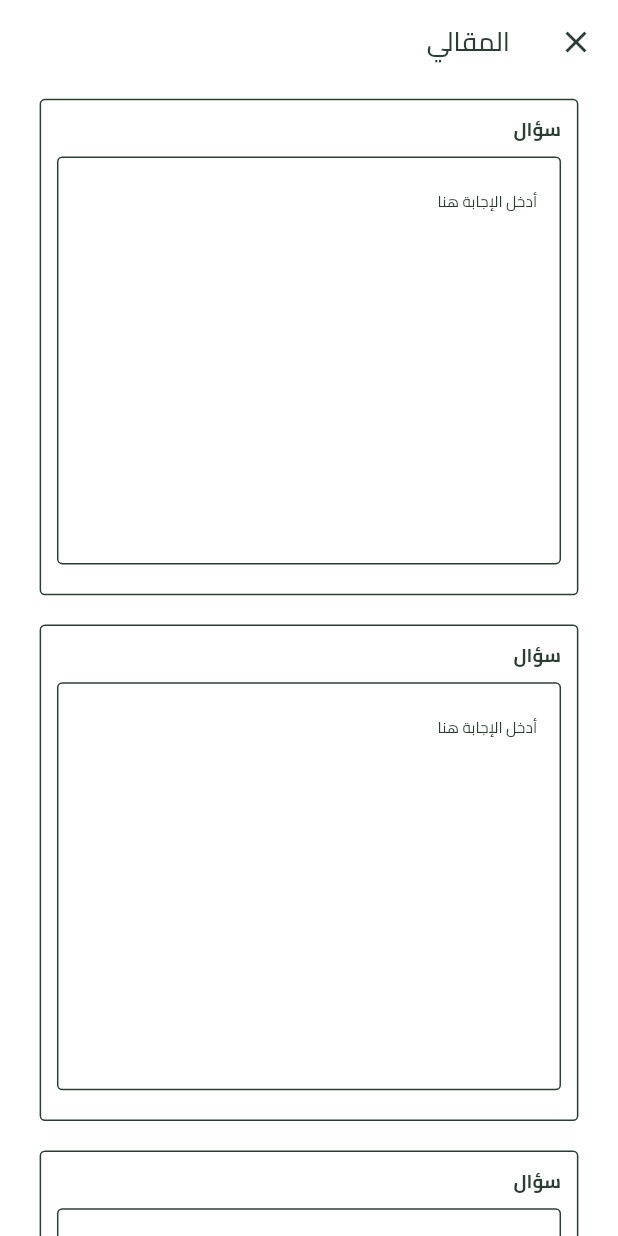
After one commit to MazenMomen/al_asas, a Flutter app: the screen it shows after launch, after a tap on the "close" icon, on a phone screen of 412 x 824 dp. The commit adds this screen. Run offline on Flutter 3.47's test engine with Material 3 defaults, Android fonts, the phone set to English and light mode, and no system bars; our stand-ins replace curved_navigation_bar, youtube_player_flutter.

Commit message:
edititng lecture tabs & finishing exam screens ui

```diff
--- a/lib/main.dart
+++ b/lib/main.dart
@@ -1,3 +1,5 @@
+import 'package:al_asas/screens/essay_exam_screen.dart';
+import 'package:al_asas/screens/mcq_exam_screen.dart';
 import 'package:al_asas/screens/learn_screen.dart';
 import 'package:al_asas/screens/login_screen.dart';
 import 'package:al_asas/screens/watch_lecture_screen.dart';
@@ -32,7 +34,7 @@ class MyApp extends StatelessWidget {
         colorScheme: ColorScheme.fromSeed(seedColor: const Color(0xFF2A3E34)),
         useMaterial3: true,
       ),
-      home: const WatchLectureScreen(),
+      home: const EssayExamScreen(),
     );
   }
 }
--- /dev/null
+++ b/lib/screens/essay_exam_screen.dart
@@ -0,0 +1,25 @@
+import 'package:al_asas/widgets/essay_questions.dart';
+import 'package:flutter/material.dart';
+
+import '../widgets/essay_exam_app_bar.dart';
+
+class EssayExamScreen extends StatelessWidget {
+  const EssayExamScreen({super.key});
+
+  @override
+  Widget build(BuildContext context) {
+    return Scaffold(
+        backgroundColor: const Color(0xFFFFFFFF),
+        body: CustomScrollView(
+          slivers: [
+            const EssayExamAppBar(),
+            SliverList.builder(
+              itemBuilder: (context, index) {
+                return const EssayQuestions();
+              },
+              itemCount: 10,
+            ),
+          ],
+        ));
+  }
+}
--- a/lib/screens/learn_screen.dart
+++ b/lib/screens/learn_screen.dart
@@ -31,6 +31,7 @@ class LearnScreen extends StatelessWidget {
     ];
 
     return Scaffold(
+        backgroundColor: const Color(0xFFFFFFFF),
         body: SafeArea(
           child: GridView.builder(
             gridDelegate: SliverGridDelegateWithMaxCrossAxisExtent(
--- a/lib/screens/login_screen.dart
+++ b/lib/screens/login_screen.dart
@@ -9,7 +9,7 @@ class LoginScreen extends StatelessWidget {
   @override
   Widget build(BuildContext context) {
     return const Scaffold(
-        backgroundColor: Colors.white,
+        backgroundColor: Color(0xFFFFFFFF),
         body: SafeArea(
           child: Center(
             child: Column(
--- a/lib/screens/sign_up_screen.dart
+++ b/lib/screens/sign_up_screen.dart
@@ -9,7 +9,7 @@ class SignUpScreen extends StatelessWidget {
   @override
   Widget build(BuildContext context) {
     return const Scaffold(
-        backgroundColor: Colors.white,
+        backgroundColor: Color(0xFFFFFFFF),
         body: SafeArea(
           child: Center(
             child: Column(
--- a/lib/utils/app_styles.dart
+++ b/lib/utils/app_styles.dart
@@ -29,8 +29,8 @@ abstract class AppStyles {
   static const TextStyle regular13_5 = TextStyle(
     fontFamily: 'Cairo',
     color: Color(0xFFFFFFFF),
-    fontSize: 13.19,
-    // fontWeight: FontWeight.w400,
+    fontSize: 13.5,
+    fontWeight: FontWeight.w400,
   );
 
   static const TextStyle regular49_41 = TextStyle(
@@ -68,4 +68,22 @@ abstract class AppStyles {
     fontFamily: 'Cairo',
     fontWeight: FontWeight.w900,
   );
+  static const TextStyle bold12_51 = TextStyle(
+    color: Color(0xFF2A3E34),
+    fontSize: 12.51,
+    fontFamily: 'Cairo',
+    fontWeight: FontWeight.w700,
+  );
+  static const TextStyle semiBold11_9 = TextStyle(
+    color: Color(0xFF2A3E34),
+    fontSize: 11.9,
+    fontFamily: 'Cairo',
+    fontWeight: FontWeight.w600,
+  );
+  static const TextStyle medium17_3 = TextStyle(
+    color: Color(0xFF2A3E34),
+    fontSize: 17.3,
+    fontFamily: 'Cairo',
+    fontWeight: FontWeight.w500,
+  );
 }
--- /dev/null
+++ b/lib/widgets/essay_exam_app_bar.dart
@@ -0,0 +1,27 @@
+import 'package:flutter/material.dart';
+
+import '../utils/app_styles.dart';
+
+class EssayExamAppBar extends StatelessWidget {
+  const EssayExamAppBar({
+    super.key,
+  });
+
+  @override
+  Widget build(BuildContext context) {
+    return SliverAppBar(
+      backgroundColor: const Color(0xFFFFFFFF),
+      surfaceTintColor: const Color(0xFFFFFFFF),
+      floating: true,
+      leading: IconButton(
+        icon: const Icon(Icons.close),
+        color: const Color(0xFF2A3E34),
+        onPressed: () {},
+      ),
+      title: const Text(
+        'المقالي',
+        style: AppStyles.medium17_3,
+      ),
+    );
+  }
+}
--- /dev/null
+++ b/lib/widgets/essay_questions.dart
@@ -0,0 +1,58 @@
+import 'package:flutter/material.dart';
+
+import '../utils/app_styles.dart';
+
+class EssayQuestions extends StatelessWidget {
+  const EssayQuestions({super.key});
+
+  @override
+  Widget build(BuildContext context) {
+    return Container(
+        padding: EdgeInsets.symmetric(
+          horizontal: MediaQuery.of(context).size.width * 10 / 390,
+          vertical: MediaQuery.of(context).size.height * 10 / 844,
+        ),
+        decoration: BoxDecoration(
+          borderRadius: BorderRadius.circular(3.56),
+          border: Border.all(
+            color: const Color(0xFF2A3E34),
+          ),
+        ),
+        margin: EdgeInsets.symmetric(
+          horizontal: MediaQuery.of(context).size.width * 25 / 390,
+          vertical: MediaQuery.of(context).size.height * 10 / 844,
+        ),
+        child: Column(
+          children: [
+            const Align(
+              alignment: Alignment.centerRight,
+              child: Text(
+                'سؤال',
+                style: AppStyles.bold12_51,
+              ),
+            ),
+            Padding(
+              padding: EdgeInsets.symmetric(
+                  vertical: MediaQuery.of(context).size.height * 10 / 844),
+              child: TextFormField(
+                decoration: const InputDecoration(
+                  hintText: 'أدخل الإجابة هنا',
+                  hintStyle: AppStyles.regular10_31,
+                  enabledBorder: OutlineInputBorder(
+                    borderSide:
+                        BorderSide(color: Color(0xFF2A3E34), width: 1.0),
+                    borderRadius: BorderRadius.all(Radius.circular(3.56)),
+                  ),
+                  focusedBorder: OutlineInputBorder(
+                    borderSide:
+                        BorderSide(color: Color(0xFF2A3E34), width: 1.0),
+                    borderRadius: BorderRadius.all(Radius.circular(3.56)),
+                  ),
+                ),
+                maxLines: 10,
+              ),
+            ),
+          ],
+        ));
+  }
+}
```
Also changed, not shown: lib/screens/mcq_exam_screen.dart (added, +25 -0 lines), lib/screens/watch_lecture_screen.dart (+2 -21 lines), lib/widgets/lecture_tabs.dart (+49 -12 lines), lib/widgets/mcq_exam_app_bar.dart (added, +26 -0 lines), lib/widgets/mcq_questions.dart (added, +53 -0 lines). Lines whose indentation alone changed are shown as unchanged.
